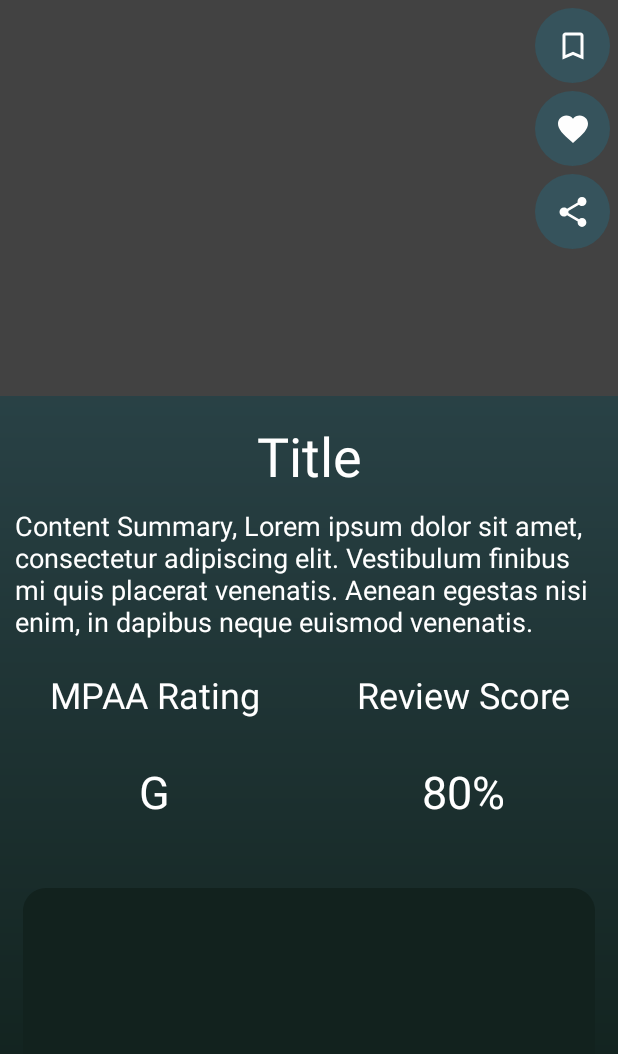
After one commit to LuMolinari/Couch_Potato, an Android app: the layout movie_profile_fragment.xml on its own in the app's theme, with its tools: preview values and no code run, on a phone screen of 412 x 824 dp. The commit adds this screen. Shown: the top 1054 px of the screen. Run offline under Robolectric (Android 15) with nearby library versions, the phone set to English and light mode, and no system bars.

Commit message:
created movie profile activity

```diff
--- a/app/src/main/java/com/example/couchpotato/MainActivity.java
+++ b/app/src/main/java/com/example/couchpotato/MainActivity.java
@@ -91,9 +91,8 @@ public class MainActivity extends AppCompatActivity implements View.OnClickListe
                      let me know if you wan me to specify the reasons
                      Write below this comment whatever you want the app to do
                      when log in fails
-                     //TODO I think we could have a toast come up saying account not found, retry or signup
                      */
-                    Toast.makeText(MainActivity.this, "Invalid email/password", Toast.LENGTH_SHORT).show();
+                    Toast.makeText(MainActivity.this, "Invalid Email/Password", Toast.LENGTH_SHORT).show();
 
                 } else {
                     /*
@@ -101,9 +100,8 @@ public class MainActivity extends AppCompatActivity implements View.OnClickListe
 
                     Write below this comment whatever you want the app to do
                      when log in is successful
-                     //todo from here we open up the main discover window filled with generally popular movies. i know trakt shows trending shows or movies
                      */
-                    Toast.makeText(MainActivity.this, "Log in Successful", Toast.LENGTH_SHORT).show();
+                    Toast.makeText(MainActivity.this, "Log In Successful", Toast.LENGTH_SHORT).show();
                     openHomeFragmentPage();
                 }
             }
--- a/app/src/main/res/layout/favorites_fragment.xml
+++ b/app/src/main/res/layout/favorites_fragment.xml
@@ -38,8 +38,10 @@
         android:id="@+id/imageView4"
         android:layout_width="40dp"
         android:layout_height="40dp"
+        android:layout_marginEnd="10dp"
         android:layout_marginRight="10dp"
         android:background="@drawable/ic_baseline_favorite_24"
+        android:contentDescription="@string/favorites"
         app:layout_constraintEnd_toStartOf="@+id/textView10"
         app:layout_constraintHorizontal_bias="0.5"
         app:layout_constraintHorizontal_chainStyle="packed"
--- /dev/null
+++ b/app/src/main/res/layout/movie_profile_fragment.xml
@@ -0,0 +1,171 @@
+<?xml version="1.0" encoding="utf-8"?>
+<androidx.constraintlayout.widget.ConstraintLayout xmlns:android="http://schemas.android.com/apk/res/android"
+    xmlns:app="http://schemas.android.com/apk/res-auto"
+    android:layout_width="match_parent"
+    android:layout_height="match_parent"
+    android:background="@drawable/gradient_background">
+
+    <androidx.constraintlayout.widget.Guideline
+        android:id="@+id/guideline8"
+        android:layout_width="wrap_content"
+        android:layout_height="wrap_content"
+        android:orientation="horizontal"
+        app:layout_constraintGuide_percent="0.32" />
+
+    <androidx.constraintlayout.widget.Guideline
+        android:id="@+id/guideline15"
+        android:layout_width="wrap_content"
+        android:layout_height="wrap_content"
+        android:orientation="horizontal"
+        app:layout_constraintGuide_percent="0.7" />
+
+    <androidx.constraintlayout.widget.Guideline
+        android:id="@+id/guideline14"
+        android:layout_width="wrap_content"
+        android:layout_height="wrap_content"
+        android:orientation="vertical"
+        app:layout_constraintGuide_percent="0.5" />
+
+    <TextView
+        android:id="@+id/contentTitleTextView"
+        android:layout_width="0dp"
+        android:layout_height="wrap_content"
+        android:layout_marginTop="15sp"
+        android:gravity="center_horizontal"
+        android:text="@string/title"
+        android:textSize="36sp"
+        app:layout_constraintEnd_toEndOf="parent"
+        app:layout_constraintStart_toStartOf="parent"
+        app:layout_constraintTop_toTopOf="@+id/guideline8" />
+
+    <TextView
+        android:id="@+id/contentSummaryTextView"
+        android:layout_width="wrap_content"
+        android:layout_height="wrap_content"
+        android:padding="10dp"
+        android:paddingLeft="15dp"
+        android:paddingRight="15dp"
+        android:text="@string/content_summary_lorem_ipsum"
+        android:textSize="18sp"
+        app:layout_constraintEnd_toEndOf="parent"
+        app:layout_constraintStart_toStartOf="parent"
+        app:layout_constraintTop_toBottomOf="@+id/contentTitleTextView" />
+
+    <TextView
+        android:id="@+id/textView13"
+        android:layout_width="0dp"
+        android:layout_height="wrap_content"
+        android:layout_marginTop="10dp"
+        android:gravity="center_horizontal"
+        android:text="@string/mpaa_rating"
+        android:textSize="24sp"
+        app:layout_constraintEnd_toStartOf="@+id/guideline14"
+        app:layout_constraintStart_toStartOf="parent"
+        app:layout_constraintTop_toBottomOf="@+id/contentSummaryTextView" />
+
+    <TextView
+        android:id="@+id/textView14"
+        android:layout_width="0dp"
+        android:layout_height="wrap_content"
+        android:layout_marginTop="10dp"
+        android:gravity="center_horizontal"
+        android:text="@string/review_score"
+        android:textSize="24sp"
+        app:layout_constraintEnd_toEndOf="parent"
+        app:layout_constraintStart_toStartOf="@+id/guideline14"
+        app:layout_constraintTop_toBottomOf="@+id/contentSummaryTextView" />
+
+    <ScrollView
+        android:id="@+id/contentAvailabilityScrollview"
+        android:layout_width="0dp"
+        android:layout_height="0dp"
+        android:layout_margin="15dp"
+        android:background="@drawable/dark_card_view"
+        android:padding="10dp"
+        app:layout_constraintBottom_toBottomOf="parent"
+        app:layout_constraintEnd_toEndOf="parent"
+        app:layout_constraintStart_toStartOf="parent"
+        app:layout_constraintTop_toTopOf="@+id/guideline15">
+
+        <LinearLayout
+            android:layout_width="match_parent"
+            android:layout_height="wrap_content"
+            android:orientation="vertical" />
+    </ScrollView>
+
+    <TextView
+        android:id="@+id/MPAARatingTextView"
+        android:layout_width="0dp"
+        android:layout_height="0dp"
+        android:gravity="center_horizontal|center_vertical"
+        android:text="@string/g"
+        android:textSize="30sp"
+        app:layout_constraintBottom_toTopOf="@+id/guideline15"
+        app:layout_constraintEnd_toStartOf="@+id/guideline14"
+        app:layout_constraintStart_toStartOf="parent"
+        app:layout_constraintTop_toBottomOf="@+id/textView13" />
+
+    <TextView
+        android:id="@+id/reviewScoreTextView"
+        android:layout_width="0dp"
+        android:layout_height="0dp"
+        android:gravity="center_horizontal|center_vertical"
+        android:text="@string/_80"
+        android:textSize="30sp"
+        app:layout_constraintBottom_toTopOf="@+id/guideline15"
+        app:layout_constraintEnd_toEndOf="parent"
+        app:layout_constraintStart_toStartOf="@+id/guideline14"
+        app:layout_constraintTop_toBottomOf="@+id/textView14" />
+
+    <ImageView
+        android:id="@+id/contentPosterImageView"
+        android:layout_width="0dp"
+        android:layout_height="0dp"
+        app:layout_constraintBottom_toTopOf="@+id/guideline8"
+        app:layout_constraintEnd_toEndOf="parent"
+        app:layout_constraintStart_toStartOf="parent"
+        app:layout_constraintTop_toTopOf="parent"
+        app:srcCompat="@color/cardview_dark_background" />
+
+    <ImageButton
+        android:id="@+id/bookmarkImageButton"
+        android:layout_width="50dp"
+        android:layout_height="50dp"
+        android:layout_marginTop="5dp"
+        android:layout_marginEnd="5dp"
+        android:layout_marginRight="5dp"
+        android:background="@drawable/text_input_bubble"
+        android:contentDescription="@string/bookmarks"
+        android:src="@drawable/ic_baseline_bookmark_border_24"
+        android:tint="#FEFEFE"
+        app:layout_constraintEnd_toEndOf="parent"
+         app:layout_constraintTop_toTopOf="parent" />
+
+    <ImageButton
+        android:id="@+id/favoriteImageButton"
+        android:layout_width="50dp"
+        android:layout_height="50dp"
+        android:layout_marginTop="5dp"
+        android:layout_marginEnd="5dp"
+        android:layout_marginRight="5dp"
+        android:background="@drawable/text_input_bubble"
+        android:src="@drawable/ic_baseline_favorite_24"
+        android:tint="#FEFEFE"
+        app:layout_constraintEnd_toEndOf="@+id/contentPosterImageView"
+        app:layout_constraintTop_toBottomOf="@+id/bookmarkImageButton" />
+
+    <ImageButton
+        android:id="@+id/shareImageButton"
+        android:layout_width="50dp"
+        android:layout_height="50dp"
+        android:layout_marginTop="5dp"
+        android:layout_marginEnd="5dp"
+        android:layout_marginRight="5dp"
+        android:background="@drawable/text_input_bubble"
+        android:contentDescription="Share"
+        android:src="@drawable/ic_baseline_share_24"
+        android:tint="#FEFEFE"
+        app:layout_constraintEnd_toEndOf="parent"
+        app:layout_constraintTop_toBottomOf="@+id/favoriteImageButton" />
+
+</androidx.constraintlayout.widget.ConstraintLayout>
--- a/app/src/main/res/values/strings.xml
+++ b/app/src/main/res/values/strings.xml
@@ -25,5 +25,11 @@
     <string name="new_password">New Password...</string>
     <string name="new_name">New Name...</string>
     <string name="edit_name">Edit Name</string>
+    <string name="title">Title</string>
+    <string name="content_summary_lorem_ipsum">Content Summary, Lorem ipsum dolor sit amet, consectetur adipiscing elit. Vestibulum finibus mi quis placerat venenatis. Aenean egestas nisi enim, in dapibus neque euismod venenatis.</string>
+    <string name="mpaa_rating">MPAA Rating</string>
+    <string name="review_score">Review Score</string>
+    <string name="g">G</string>
+    <string name="_80">80%</string>
 
 </resources>
```
Also changed, not shown: gradle/wrapper/gradle-wrapper.properties.
